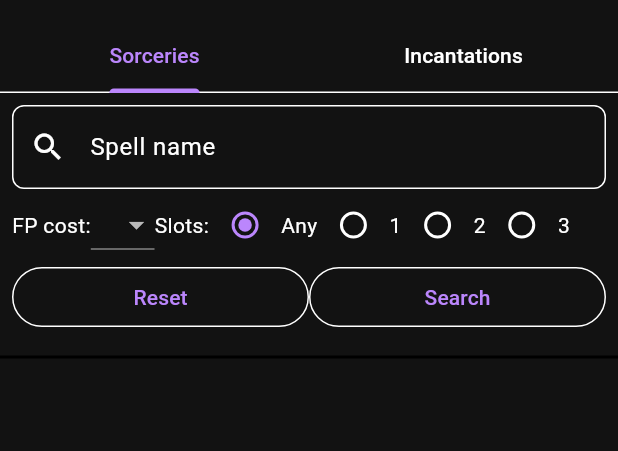
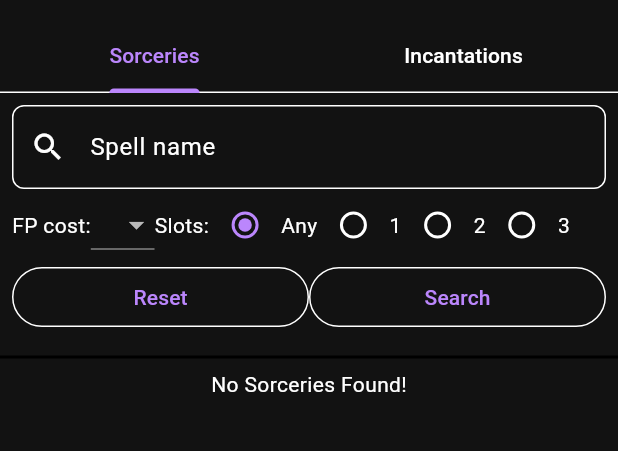
Before and after one commit to TB516/IGME-340-project-2, a Flutter app: the screen it shows after launch, on a phone screen of 412 x 824 dp, the part 63-514 px from its top. Run offline on Flutter 3.47's test engine with Material 3 defaults, Android fonts, the light colour scheme and no system bars.

Commit message:
Added fallback for when no spells are loaded

```diff
--- a/lib/spell_view.dart
+++ b/lib/spell_view.dart
@@ -71,6 +71,7 @@ class _SpellViewState extends State<SpellView> {
       body: SingleChildScrollView(
         child: Column(
           children: [
+            /// App form controls
             Form(
               key: _formId,
               child: Padding(
@@ -213,7 +214,13 @@ class _SpellViewState extends State<SpellView> {
 
             Divider(thickness: 2, color: Colors.black),
 
-            ListView.builder(
+            /// Visual representation of spells
+            Column(
+              children: [
+                /// Provide indication that no spells are loaded currently
+                _spells.isEmpty
+                    ? Text("No ${widget.name} Found!")
+                    : ListView.builder(
                       shrinkWrap: true,
                       physics: NeverScrollableScrollPhysics(),
                       itemCount: _spells.length,
@@ -224,6 +231,8 @@ class _SpellViewState extends State<SpellView> {
                     ),
               ],
             ),
+          ],
+        ),
       ),
     );
   }
```
Lines whose indentation alone changed are shown as unchanged.
